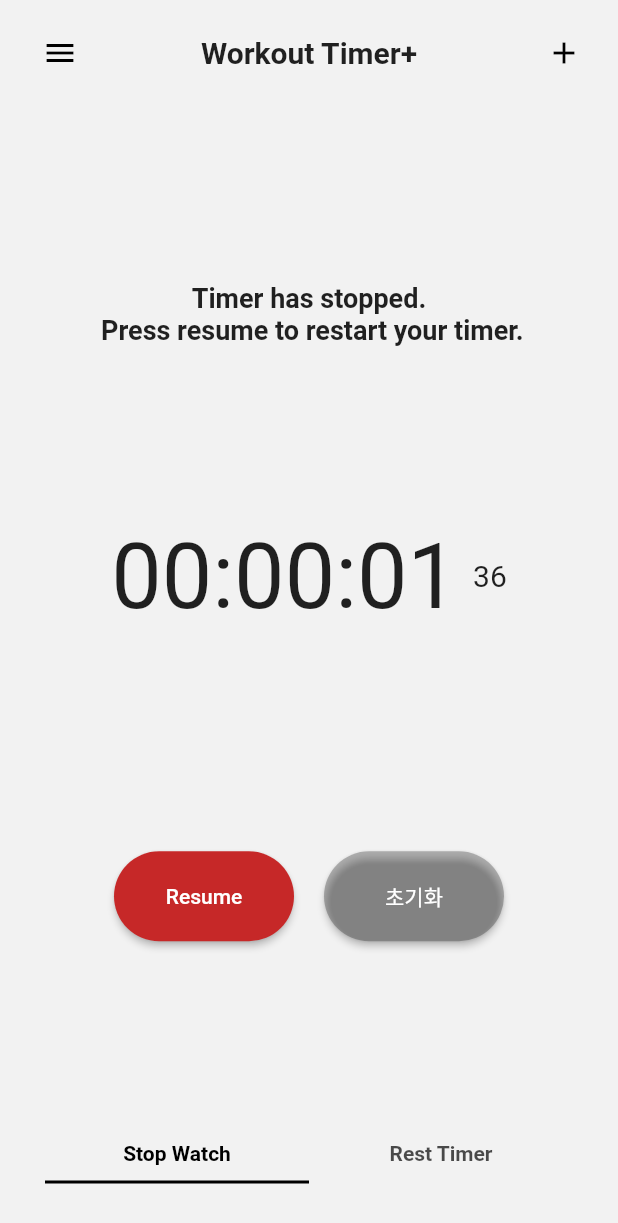
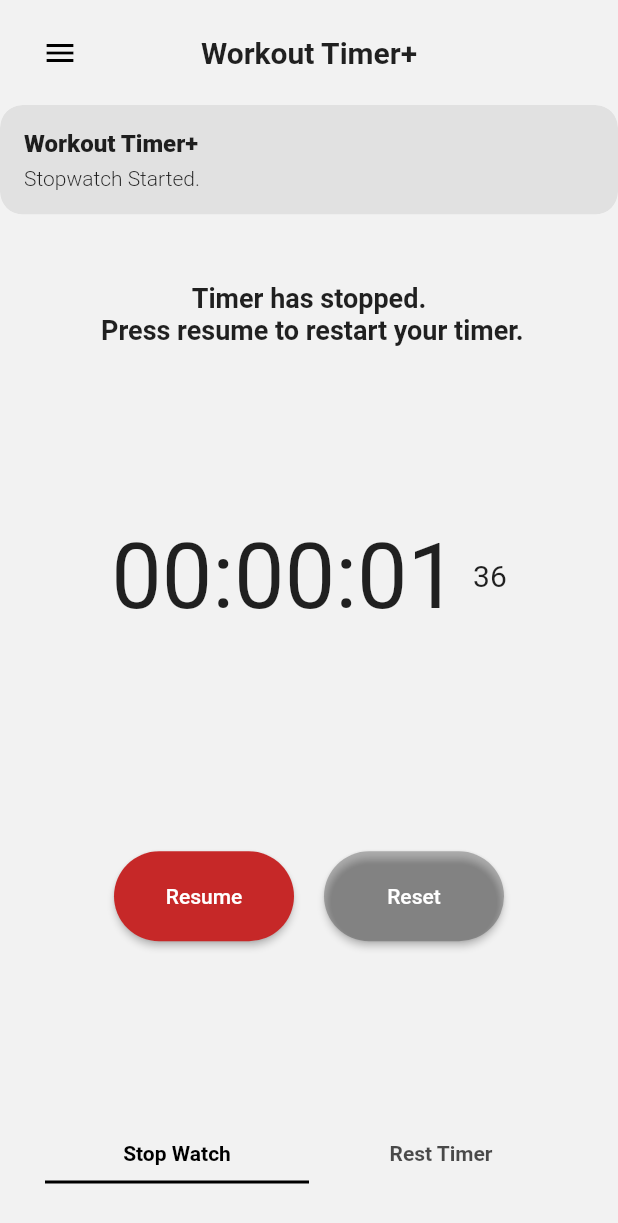
Before and after one commit to skagur-k/workout_timer, a Flutter app: the screen it shows after launch, after a tap on "Start", after a tap on "Stop", on a phone screen of 412 x 824 dp. Shown: the top 1223 px of the screen. Run offline on Flutter 3.47's test engine with Material 2 defaults, Android fonts, the phone set to English and light mode, and no system bars; our stand-ins replace get, syncfusion_flutter_gauges.

Commit message:
Updated UI & Localization

```diff
--- a/lib/main.dart
+++ b/lib/main.dart
@@ -11,6 +11,14 @@
   ));
   runApp(MyApp());
 }
+
+/* TODO:
+    * Notifications ![https://github.com/MaikuB/flutter_local_notifications/tree/master/flutter_local_notifications]
+    * Dark Theme ![https://pub.dev/packages/get#change-theme]
+    * Shared Preferences ![]
+    * Splash Screen / Intro Screen
+    * GetView (?)
+*/
 
 class MyApp extends StatelessWidget {
   @override
@@ -27,8 +35,6 @@
       initialRoute: '/',
       getPages: [
         GetPage(name: '/', page: () => App()),
-        GetPage(name: '/stopwatch', page: () => StopWatchPage()),
-        GetPage(name: '/timer', page: () => TimerPage()),
         GetPage(
             name: '/settings',
             page: () => SettingsPage(),
--- a/lib/pages/app.dart
+++ b/lib/pages/app.dart
@@ -28,16 +28,12 @@
         drawer: DrawerWidget(),
         appBar: PreferredSize(
             preferredSize: Size.fromHeight(70),
-            child: AppBarWidget('title'.tr)),
+            child: AppBarWidget('title'.tr, false)),
         body: ScrollConfiguration(
           behavior: NoScrollGlowBehavior(),
           child: TabBarView(children: views),
         ),
-        bottomNavigationBar: Container(
-            color: Color(0xffF2F2F2),
-            child: Padding(
-                padding: EdgeInsets.only(bottom: 30, left: 30, right: 30),
-                child: BottomTabBarWidget())),
+        bottomNavigationBar: BottomTabBarWidget(),
       ),
     );
   }
--- a/lib/pages/components/appBarWidget.dart
+++ b/lib/pages/components/appBarWidget.dart
@@ -2,8 +2,8 @@
 
 class AppBarWidget extends StatelessWidget {
   final String title;
-
-  AppBarWidget(this.title);
+  final bool timer;
+  AppBarWidget(this.title, this.timer);
 
   @override
   Widget build(BuildContext context) {
@@ -19,7 +19,7 @@
           centerTitle: true,
           elevation: 0,
           brightness: Brightness.light,
-          actions: true
+          actions: timer
               ? [
                   IconButton(
                       icon: Icon(Icons.add),
--- a/lib/pages/components/bottomTabBarWidget.dart
+++ b/lib/pages/components/bottomTabBarWidget.dart
@@ -6,6 +6,8 @@
   Widget build(BuildContext context) {
     return Container(
       color: Color(0xffF2F2F2),
+      child: Padding(
+        padding: EdgeInsets.only(bottom: 30, left: 30, right: 30),
         child: TabBar(
           labelColor: Colors.black,
           indicatorWeight: 2.0,
@@ -21,6 +23,7 @@
                     style: TextStyle(fontWeight: FontWeight.bold))),
           ],
         ),
+      ),
     );
   }
 }
--- a/lib/pages/settings.dart
+++ b/lib/pages/settings.dart
@@ -7,7 +7,7 @@
     return Scaffold(
         appBar: PreferredSize(
       preferredSize: Size.fromHeight(70),
-      child: AppBarWidget("Settings"),
+      child: AppBarWidget("Settings", false),
     ));
   }
 }
--- a/lib/pages/stopwatch.dart
+++ b/lib/pages/stopwatch.dart
@@ -2,6 +2,7 @@
 import 'package:get/get.dart';
 import '../controllers/stopwatch_controller.dart';
 import '../helpers/time_helper.dart';
+import 'components/appBarWidget.dart';
 
 class StopWatchPage extends StatelessWidget {
   final RxBool _isRunning = false.obs;
@@ -57,7 +58,13 @@
           ElevatedButton(
               onPressed: () {
                 _stopWatchTimer.isPaused ? startStopWatch() : stopStopWatch();
-                print(_msg);
+                Get.snackbar(
+                  'snackbar_title'.tr, 'sw_start_dialog_msg'.tr,
+                  snackPosition: SnackPosition.TOP,
+                  margin: EdgeInsets.only(top: 70),
+                  duration: Duration(seconds: 3),
+                  // backgroundColor: Colors.grey[900]
+                );
               },
               child: _stopWatchTimer.isPaused
                   ? Text('sw_resume'.tr)
@@ -88,7 +95,7 @@
                       );
                     });
               },
-              child: Text('초기화'),
+              child: Text('sw_reset'.tr),
               style: ElevatedButton.styleFrom(
                   primary: Colors.black26,
                   shape: StadiumBorder(),
--- a/lib/resources/lang/en_us.dart
+++ b/lib/resources/lang/en_us.dart
@@ -15,9 +15,10 @@
   'sw_running_msg': 'Keeping time...',
   'sw_resetted_msg': 'Start Your Timer',
 
-  //Reset Dialog
-  'sw_reset_dialog_title': 'Workout Timer+',
-  'sw_reset_dialog_msg': 'Stop Watch has been resetted!',
+  //Dialog
+  'snackbar_title': 'Workout Timer+',
+  'sw_reset_dialog_msg': 'Stopwatch Resetted.',
+  'sw_start_dialog_msg': 'Stopwatch Started.',
 
   //Drawer
   'dr_title': 'Workout Timer+',
--- a/lib/resources/lang/ko_kr.dart
+++ b/lib/resources/lang/ko_kr.dart
@@ -11,13 +11,14 @@
   'tm_start': '타이머 시작',
 
   //Stopwatch Messages
-  'sw_stopped_msg': '타이머가 중지되었습니다. 계속하려면 다시시작을 눌러주세요.',
+  'sw_stopped_msg': '타이머가 중지되었습니다. \n 계속하려면 다시시작을 눌러주세요.',
   'sw_running_msg': '시간 측정중...',
   'sw_resetted_msg': '스톱워치를 시작해주세요',
 
-  //Reset Dialog
-  'sw_reset_dialog_title': '운동 타이머+',
-  'sw_reset_dialog_msg': '스톱워치가 초기화 되었습니다.',
+  //Dialog
+  'snackbar_title': '운동 타이머+',
+  'sw_reset_dialog_msg': '스톱워치가 초기화되었습니다.',
+  'sw_start_dialog_msg': '스톱워치가 시작되었습니다.',
 
   //Drawer
   'dr_title': '운동 타이머+',
```
Lines whose indentation alone changed are shown as unchanged.
